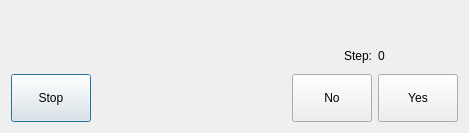
Above: icorigindialog.ui from GaussCheng/2-5AxisPunch before the change. Below: the same form after it.
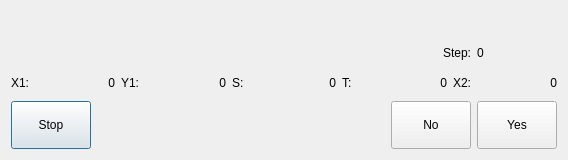
That is the form after the change.

Commit message: 1.添加原点显示

Diff of the .ui file:
```diff
--- a/icorigindialog.ui
+++ b/icorigindialog.ui
@@ -6,8 +6,8 @@
    <rect>
     <x>0</x>
     <y>0</y>
-    <width>469</width>
-    <height>133</height>
+    <width>568</width>
+    <height>160</height>
    </rect>
   </property>
   <property name="windowTitle">
@@ -61,6 +61,95 @@
      </item>
     </layout>
    </item>
+   <item>
+    <layout class="QHBoxLayout" name="horizontalLayout_3">
+     <item>
+      <widget class="QLabel" name="label_3">
+       <property name="text">
+        <string>X1:</string>
+       </property>
+      </widget>
+     </item>
+     <item>
+      <widget class="QLabel" name="x1Pos">
+       <property name="text">
+        <string>0</string>
+       </property>
+       <property name="alignment">
+        <set>Qt::AlignRight|Qt::AlignTrailing|Qt::AlignVCenter</set>
+       </property>
+      </widget>
+     </item>
+     <item>
+      <widget class="QLabel" name="label_4">
+       <property name="text">
+        <string>Y1:</string>
+       </property>
+      </widget>
+     </item>
+     <item>
+      <widget class="QLabel" name="y1Pos">
+       <property name="text">
+        <string>0</string>
+       </property>
+       <property name="alignment">
+        <set>Qt::AlignRight|Qt::AlignTrailing|Qt::AlignVCenter</set>
+       </property>
+      </widget>
+     </item>
+     <item>
+      <widget class="QLabel" name="label_5">
+       <property name="text">
+        <string>S:</string>
+       </property>
+      </widget>
+     </item>
+     <item>
+      <widget class="QLabel" name="zPos">
+       <property name="text">
+        <string>0</string>
+       </property>
+       <property name="alignment">
+        <set>Qt::AlignRight|Qt::AlignTrailing|Qt::AlignVCenter</set>
+       </property>
+      </widget>
+     </item>
+     <item>
+      <widget class="QLabel" name="label_6">
+       <property name="text">
+        <string>T:</string>
+       </property>
+      </widget>
+     </item>
+     <item>
+      <widget class="QLabel" name="y2Pos">
+       <property name="text">
+        <string>0</string>
+       </property>
+       <property name="alignment">
+        <set>Qt::AlignRight|Qt::AlignTrailing|Qt::AlignVCenter</set>
+       </property>
+      </widget>
+     </item>
+     <item>
+      <widget class="QLabel" name="label_7">
+       <property name="text">
+        <string>X2:</string>
+       </property>
+      </widget>
+     </item>
+     <item>
+      <widget class="QLabel" name="x2Pos">
+       <property name="text">
+        <string>0</string>
+       </property>
+       <property name="alignment">
+        <set>Qt::AlignRight|Qt::AlignTrailing|Qt::AlignVCenter</set>
+       </property>
+      </widget>
+     </item>
+    </layout>
+   </item>
    <item>
     <layout class="QHBoxLayout" name="horizontalLayout">
      <item>
```
The commit also changes 1 other file.
